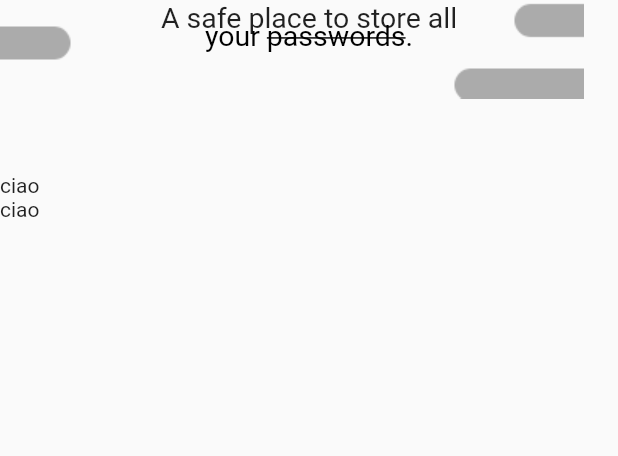
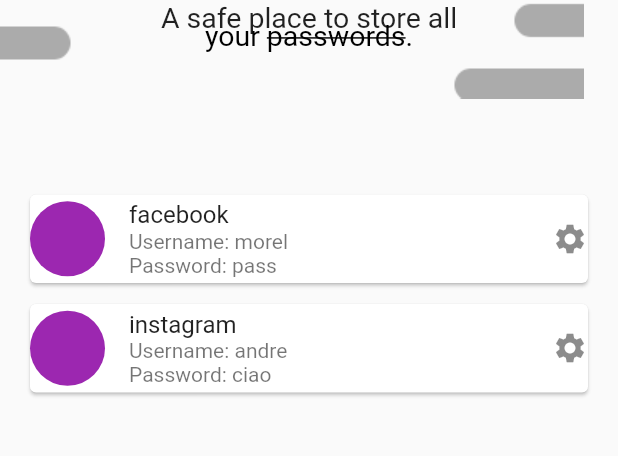
Before and after one commit to lorenzo-morelli/PassKeeper, a Flutter app: the screen it shows after launch, on a phone screen of 412 x 824 dp, the part 320-776 px from its top. Run offline on Flutter 3.47's test engine with Material 2 defaults, Android fonts, the phone set to English and light mode, and no system bars; Roboto replaces fonts that are missing (ZenAntique).

Commit message:
tiles prototypes

```diff
--- a/lib/views/home/account_tile.dart
+++ b/lib/views/home/account_tile.dart
@@ -7,6 +7,21 @@ class AccountTile extends StatelessWidget {
 
   @override
   Widget build(BuildContext context) {
-    return Text('ciao');
+    return Padding(
+      padding: EdgeInsets.only(top: 8),
+      child: Card(
+        margin: EdgeInsets.fromLTRB(20.0, 6.0, 20.0, 0.0),
+        child: ListTile(
+          contentPadding: EdgeInsets.only(bottom: 0),
+          leading: CircleAvatar(
+            radius: 25.0,
+            backgroundColor: Colors.purple,
+          ),
+          title: Text(account.site),
+          subtitle: Text('Username: ${account.username}\nPassword: ${account.password}'),
+          trailing: Icon(Icons.settings),
+        ),
+      ),
+    );
   }
 }
--- a/lib/views/home/home.dart
+++ b/lib/views/home/home.dart
@@ -6,7 +6,6 @@ class Home extends StatelessWidget {
 
   @override
   Widget build(BuildContext context) {
-
     return Scaffold(
       resizeToAvoidBottomInset: false,
       body: Column(
@@ -59,7 +58,8 @@ class Home extends StatelessWidget {
                               TextSpan(text: 'your '),
                               TextSpan(
                                 text: 'passwords',
-                                style: TextStyle(decoration: TextDecoration.lineThrough),
+                                style: TextStyle(
+                                    decoration: TextDecoration.lineThrough),
                               ),
                               TextSpan(text: '.'),
                             ],
```
